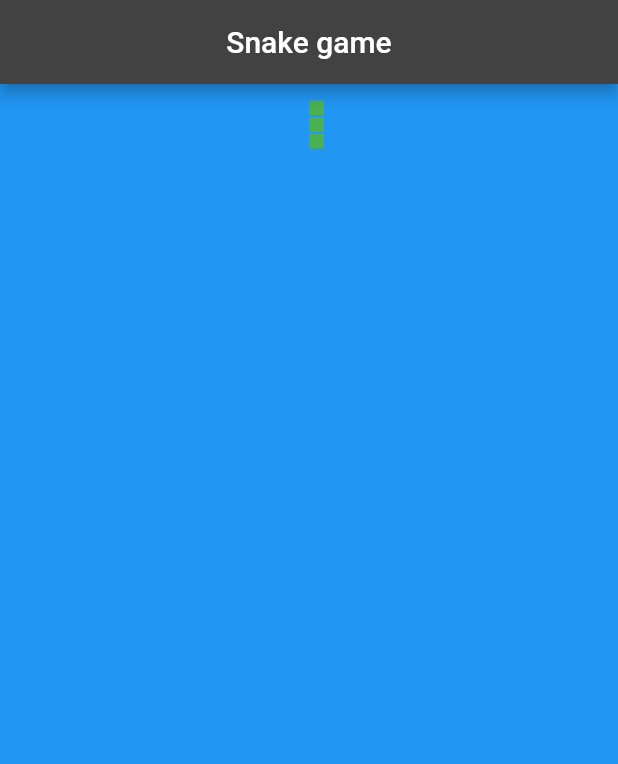
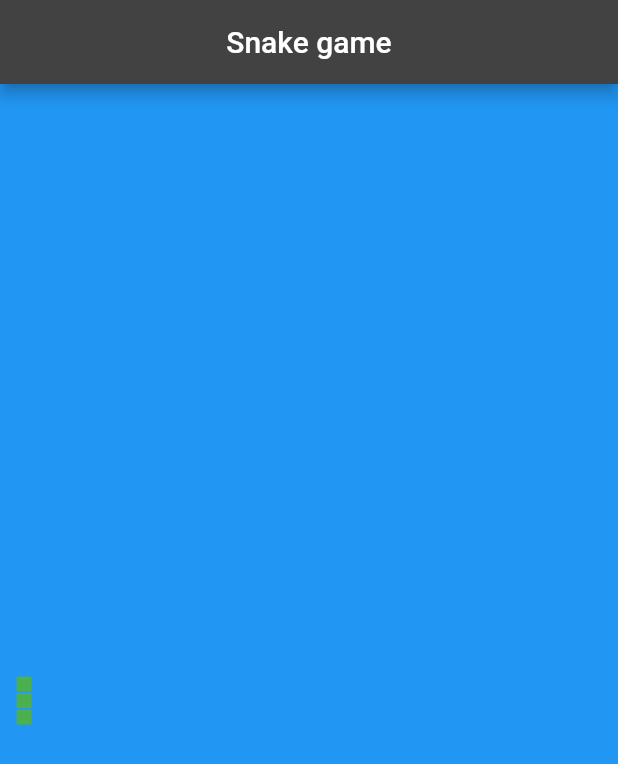
Before and after one commit to sahanagana/2playersnakeapp, a Flutter app: the screen it shows after launch, on a phone screen of 412 x 824 dp. Shown: the top 764 px of the screen. Run offline on Flutter 3.47's test engine with Material 2 defaults, Android fonts, the phone set to English and light mode, and no system bars.

Commit message:
Update main.dart

```diff
--- a/lib/main.dart
+++ b/lib/main.dart
@@ -11,7 +11,7 @@
 const Color primaryColor = Colors.black;
 const TargetPlatform platform = TargetPlatform.android;
 String direction1="right";
-
+GlobalKey snakex1=GlobalKey();
 //double height=0;
 
 
@@ -27,7 +27,7 @@
   const Duration(seconds: 1),
   (timer) {
     //print("here");
-    SunflowerPainter(100);
+   // SunflowerPainter(100);
     // Update user about remaining time
   },
 );
@@ -146,21 +146,30 @@
 
         body: CustomPaint(
           child: Column(
+            mainAxisAlignment: MainAxisAlignment.center,
             children: [
               Container(
-                alignment: Alignment(0, 1.0),
-                child: CustomPaint(painter: SnakePainter(0,0),)
+                alignment: Alignment(-1,-.5),
+                child: CustomPaint(painter: SnakePainter(1,0),)
                 //child: CustomPaint(painter: SunflowerPainter(),)
+               // snakex1=
               ),
               Container(
-                alignment: Alignment(size,1),
-                child: CustomPaint(painter: SnakePainter(50,0),)
-              )
+                alignment: Alignment(-1,-.5),
+                child: CustomPaint(painter: SnakePainter(50,1),)
+              ),
+              /*
+              Container(
+                alignment: Alignment.center,
+                child: CustomPaint(painter: SunflowerPainter(0),)
+              )*/
+
             ],
           ),
         ),
       ),
    );
+
   }
 }
 
```
